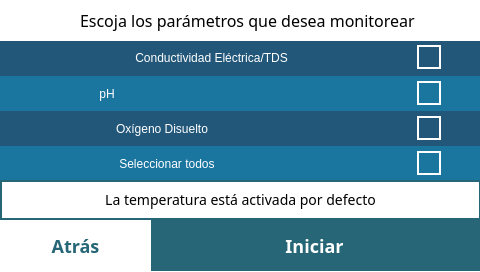
Before: the Qt Designer form src/views/MonitoringView/MonitoringSelect.ui in Giocerz/water_quality_rpi_unal, drawn with Qt 5.
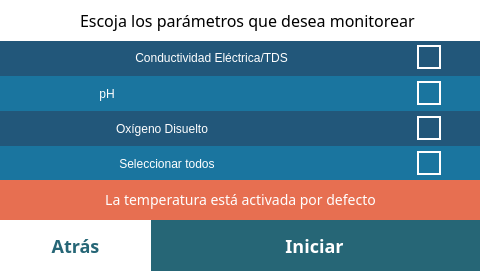
After: the same form once the commit is applied.

Commit message: fix: update QCheckBox styling for improved visibility and consistency

Diff of the .ui file:
```diff
--- a/src/views/MonitoringView/MonitoringSelect.ui
+++ b/src/views/MonitoringView/MonitoringSelect.ui
@@ -146,7 +146,8 @@
     </property>
     <property name="styleSheet">
      <string notr="true">font-size: 14px;
-border: 2px solid #266676;
+background-color: #e76f51;
+color: white;
 </string>
     </property>
     <property name="text">
```
The commit also changes 1 other file.
